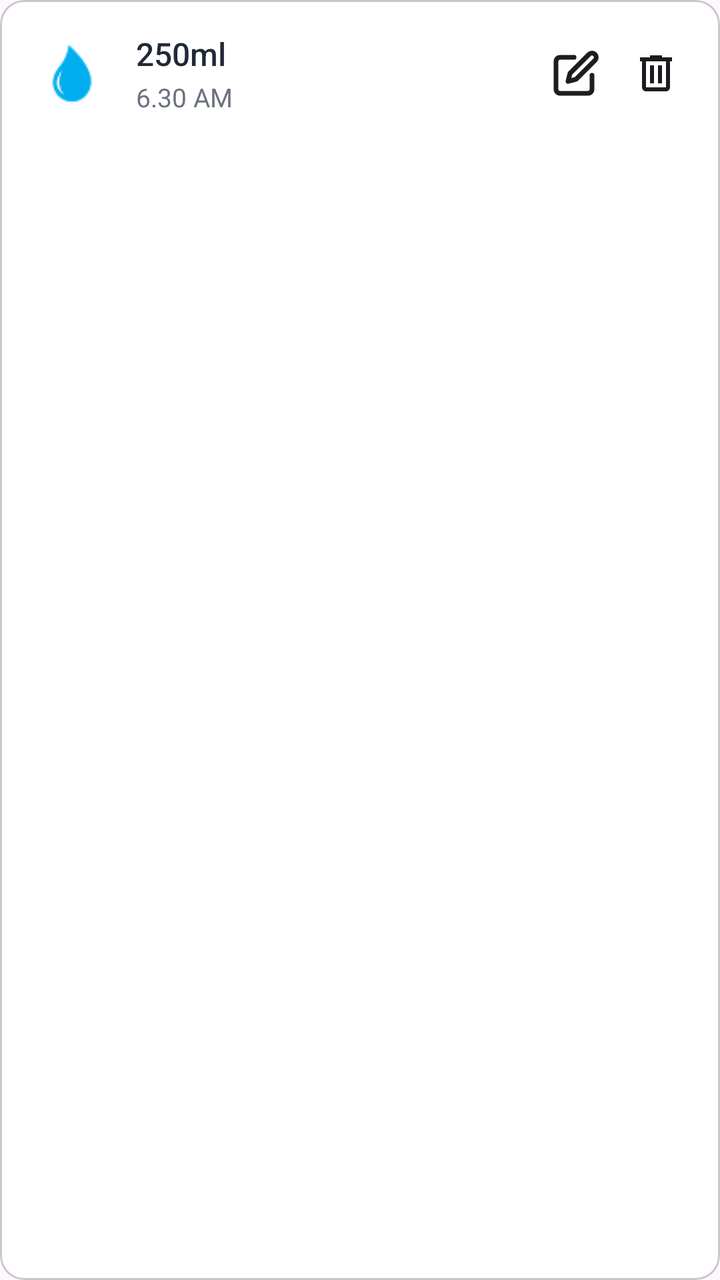
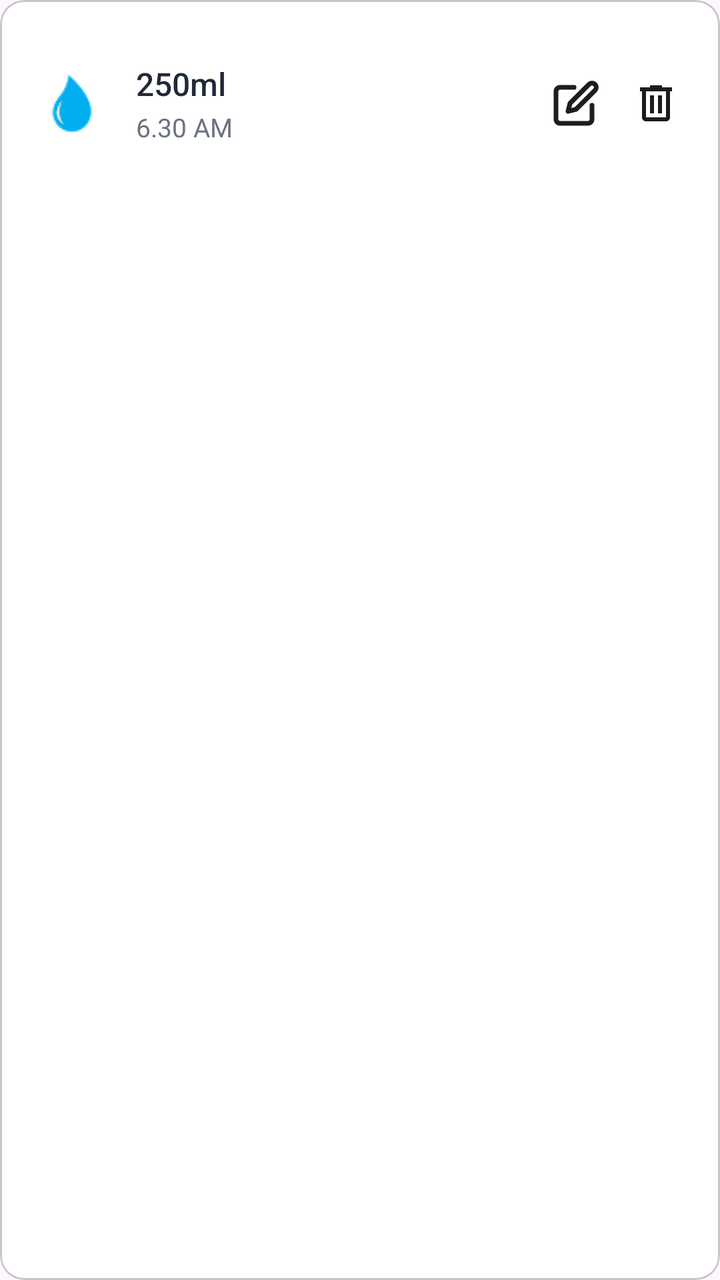

An Android layout rendered at two revisions. The XML below is the earlier revision; the diff shows what the commit changed to produce the second picture.
<!-- AndroidManifest.xml: application theme Theme.AqualumeApp -->
<!-- res/layout/item_water_log.xml -->
<?xml version="1.0" encoding="utf-8"?>
<com.google.android.material.card.MaterialCardView xmlns:android="http://schemas.android.com/apk/res/android"
    xmlns:app="http://schemas.android.com/apk/res-auto"
    android:layout_width="match_parent"
    android:layout_height="wrap_content"
    android:layout_marginBottom="12dp"
    app:cardCornerRadius="12dp"
    app:cardElevation="0dp"
    app:cardBackgroundColor="@color/white">
    <TextView
        android:id="@+id/tvDateHeader"
        android:layout_width="wrap_content"
        android:layout_height="wrap_content"
        android:layout_marginTop="16dp"
        android:layout_marginBottom="8dp"
        android:text="01/10/2025"
        android:textColor="#666666"
        android:textSize="14sp"
        android:visibility="gone" />

    <LinearLayout
        android:layout_width="match_parent"
        android:layout_height="wrap_content"
        android:orientation="horizontal"
        android:padding="16dp"
        android:gravity="center_vertical">

        <ImageView
            android:id="@+id/ivWaterDrop"
            android:layout_width="40dp"
            android:layout_height="40dp"
            android:contentDescription="@string/waterdrop"
            android:src="@drawable/ic_water_drop" />

        <LinearLayout
            android:layout_width="0dp"
            android:layout_height="wrap_content"
            android:layout_weight="1"
            android:orientation="vertical"
            android:layout_marginStart="12dp">

            <TextView
                android:id="@+id/tv_amount"
                android:layout_width="wrap_content"
                android:layout_height="wrap_content"
                android:text="@string/_250ml"
                android:textSize="16sp"
                android:textColor="@color/primary_text"
                android:fontFamily="sans-serif-medium" />

            <LinearLayout
                android:layout_width="wrap_content"
                android:layout_height="wrap_content"
                android:orientation="horizontal"
                android:layout_marginTop="2dp">

                <TextView
                    android:id="@+id/tv_time"
                    android:layout_width="wrap_content"
                    android:layout_height="wrap_content"
                    android:text="@string/_6_30_am"
                    android:textSize="13sp"
                    android:textColor="@color/secondary_text" />

                <TextView
                    android:id="@+id/tv_date"
                    android:layout_width="wrap_content"
                    android:layout_height="wrap_content"
                    android:text="@string/_01_10_2025"
                    android:textSize="13sp"
                    android:textColor="@color/success"
                    android:fontFamily="sans-serif-medium"
                    android:layout_marginStart="8dp"
                    android:visibility="gone" />

                <TextView
                    android:id="@+id/tvAchievement"
                    android:layout_width="0dp"
                    android:layout_height="wrap_content"
                    android:layout_marginStart="16dp"
                    android:layout_marginTop="4dp"
                    android:layout_marginEnd="8dp"
                    android:text="@string/_3_liters_completed"
                    android:textColor="#4CAF50"
                    android:textSize="12sp"
                    android:visibility="gone"
                    app:layout_constraintBottom_toBottomOf="parent"
                    app:layout_constraintEnd_toStartOf="@+id/tvTime"
                    app:layout_constraintStart_toEndOf="@+id/ivWaterDrop"
                    app:layout_constraintTop_toBottomOf="@+id/tv_time" />

            </LinearLayout>

        </LinearLayout>

        <ImageView
            android:id="@+id/iv_edit"
            android:layout_width="32dp"
            android:layout_height="32dp"
            android:src="@drawable/ic_edit"
            android:padding="4dp"
            android:layout_marginEnd="8dp"
            android:contentDescription="@string/edit" />

        <ImageView
            android:id="@+id/iv_delete"
            android:layout_width="32dp"
            android:layout_height="32dp"
            android:src="@drawable/ic_delete"
            android:padding="4dp"
            android:contentDescription="@string/delete" />

    </LinearLayout>

</com.google.android.material.card.MaterialCardView>
<!-- resources referenced by this layout -->
<resources>
  <color name="primary_text">#1F2937</color>
  <color name="secondary_text">#6B7280</color>
  <color name="success">#4ADE80</color>
  <color name="white">#FFFFFFFF</color>
  <!-- drawable ic_delete (drawable) -->
  <vector xmlns:android="http://schemas.android.com/apk/res/android"
      android:width="24dp"
      android:height="24dp"
      android:viewportWidth="24"
      android:viewportHeight="24">
    <path
        android:pathData="M7,21C6.45,21 5.979,20.804 5.588,20.413C5.196,20.021 5,19.55 5,19V6H4V4H9V3H15V4H20V6H19V19C19,19.55 18.804,20.021 18.413,20.413C18.021,20.804 17.55,21 17,21H7ZM17,6H7V19H17V6ZM9,17H11V8H9V17ZM13,17H15V8H13V17Z"
        android:fillColor="#1D1B20"/>
  </vector>
  <!-- drawable ic_edit (drawable) -->
  <vector xmlns:android="http://schemas.android.com/apk/res/android"
      android:width="20dp"
      android:height="20dp"
      android:viewportWidth="20"
      android:viewportHeight="20">
    <group>
      <clip-path
          android:pathData="M0,0h20v20h-20z"/>
      <path
          android:pathData="M9.167,3.333H3.333C2.891,3.333 2.467,3.509 2.155,3.821C1.842,4.134 1.666,4.558 1.666,5V16.667C1.666,17.109 1.842,17.533 2.155,17.845C2.467,18.158 2.891,18.333 3.333,18.333H15C15.442,18.333 15.866,18.158 16.178,17.845C16.491,17.533 16.667,17.109 16.667,16.667V10.833M15.417,2.083C15.748,1.752 16.198,1.566 16.667,1.566C17.135,1.566 17.585,1.752 17.917,2.083C18.248,2.415 18.434,2.864 18.434,3.333C18.434,3.802 18.248,4.252 17.917,4.583L10,12.5L6.667,13.333L7.5,10L15.417,2.083Z"
          android:strokeLineJoin="round"
          android:strokeWidth="2"
          android:fillColor="#00000000"
          android:strokeColor="#1E1E1E"
          android:strokeLineCap="round"/>
    </group>
  </vector>
  <!-- drawable ic_water_drop: png bitmap (drawable, 1312 bytes) -->
  <string name="_01_10_2025">01/10/2025</string>
  <string name="_250ml">250ml</string>
  <string name="_3_liters_completed">3 liters Completed</string>
  <string name="_6_30_am">6.30 AM</string>
  <string name="delete">Delete</string>
  <string name="edit">Edit</string>
  <string name="waterdrop">Water</string>
  <style name="Theme.AqualumeApp" parent="Base.Theme.AqualumeApp" />
  <style name="Base.Theme.AqualumeApp" parent="Theme.Material3.DayNight.NoActionBar">
          
          
      </style>
</resources>

<!-- the commit's change to res/layout/item_water_log.xml (unified diff, before → after) -->
@@ -11,9 +11,9 @@
         android:id="@+id/tvDateHeader"
         android:layout_width="wrap_content"
         android:layout_height="wrap_content"
-        android:layout_marginTop="16dp"
+        android:layout_marginTop="3dp"
         android:layout_marginBottom="8dp"
-        android:text="01/10/2025"
+        android:text="@string/_01_10_20255"
         android:textColor="#666666"
         android:textSize="14sp"
         android:visibility="gone" />
@@ -21,9 +21,10 @@
     <LinearLayout
         android:layout_width="match_parent"
         android:layout_height="wrap_content"
+        android:layout_marginTop="15dp"
+        android:gravity="center_vertical"
         android:orientation="horizontal"
-        android:padding="16dp"
-        android:gravity="center_vertical">
+        android:padding="16dp">
 
         <ImageView
             android:id="@+id/ivWaterDrop"
@@ -35,42 +36,42 @@
         <LinearLayout
             android:layout_width="0dp"
             android:layout_height="wrap_content"
+            android:layout_marginStart="12dp"
             android:layout_weight="1"
-            android:orientation="vertical"
-            android:layout_marginStart="12dp">
+            android:orientation="vertical">
 
             <TextView
                 android:id="@+id/tv_amount"
                 android:layout_width="wrap_content"
                 android:layout_height="wrap_content"
+                android:fontFamily="sans-serif-medium"
                 android:text="@string/_250ml"
-                android:textSize="16sp"
                 android:textColor="@color/primary_text"
-                android:fontFamily="sans-serif-medium" />
+                android:textSize="16sp" />
 
             <LinearLayout
                 android:layout_width="wrap_content"
                 android:layout_height="wrap_content"
-                android:orientation="horizontal"
-                android:layout_marginTop="2dp">
+                android:layout_marginTop="2dp"
+                android:orientation="horizontal">
 
                 <TextView
                     android:id="@+id/tv_time"
                     android:layout_width="wrap_content"
                     android:layout_height="wrap_content"
                     android:text="@string/_6_30_am"
-                    android:textSize="13sp"
-                    android:textColor="@color/secondary_text" />
+                    android:textColor="@color/secondary_text"
+                    android:textSize="13sp" />
 
                 <TextView
                     android:id="@+id/tv_date"
                     android:layout_width="wrap_content"
                     android:layout_height="wrap_content"
+                    android:layout_marginStart="8dp"
+                    android:fontFamily="sans-serif-medium"
                     android:text="@string/_01_10_2025"
+                    android:textColor="@color/success"
                     android:textSize="13sp"
-                    android:textColor="@color/success"
-                    android:fontFamily="sans-serif-medium"
-                    android:layout_marginStart="8dp"
                     android:visibility="gone" />
 
                 <TextView
@@ -97,18 +98,18 @@
             android:id="@+id/iv_edit"
             android:layout_width="32dp"
             android:layout_height="32dp"
-            android:src="@drawable/ic_edit"
+            android:layout_marginEnd="8dp"
+            android:contentDescription="@string/edit"
             android:padding="4dp"
-            android:layout_marginEnd="8dp"
-            android:contentDescription="@string/edit" />
+            android:src="@drawable/ic_edit" />
 
         <ImageView
             android:id="@+id/iv_delete"
             android:layout_width="32dp"
             android:layout_height="32dp"
-            android:src="@drawable/ic_delete"
+            android:contentDescription="@string/delete"
             android:padding="4dp"
-            android:contentDescription="@string/delete" />
+            android:src="@drawable/ic_delete" />
 
     </LinearLayout>
 
<!-- resource entries referenced after the edit -->
@@ -34,6 +34,7 @@
   </vector>
   <!-- drawable ic_water_drop: png bitmap (drawable, 1312 bytes) -->
   <string name="_01_10_2025">01/10/2025</string>
+  <string name="_01_10_20255">01/10/2025</string>
   <string name="_250ml">250ml</string>
   <string name="_3_liters_completed">3 liters Completed</string>
   <string name="_6_30_am">6.30 AM</string>
